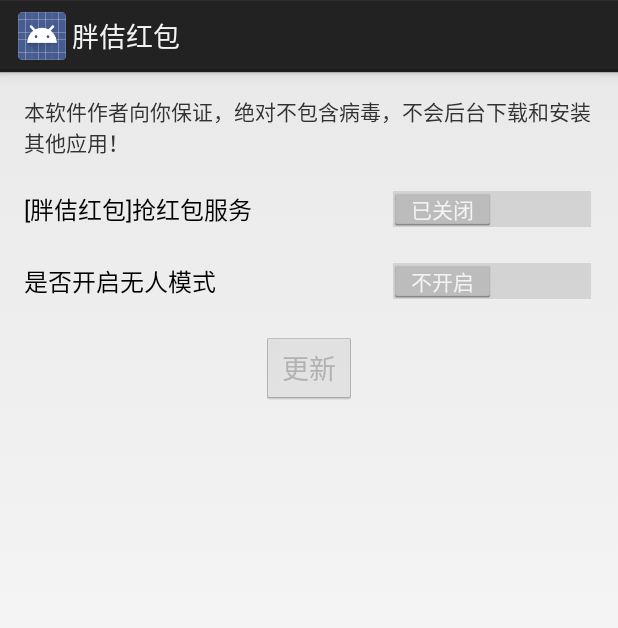
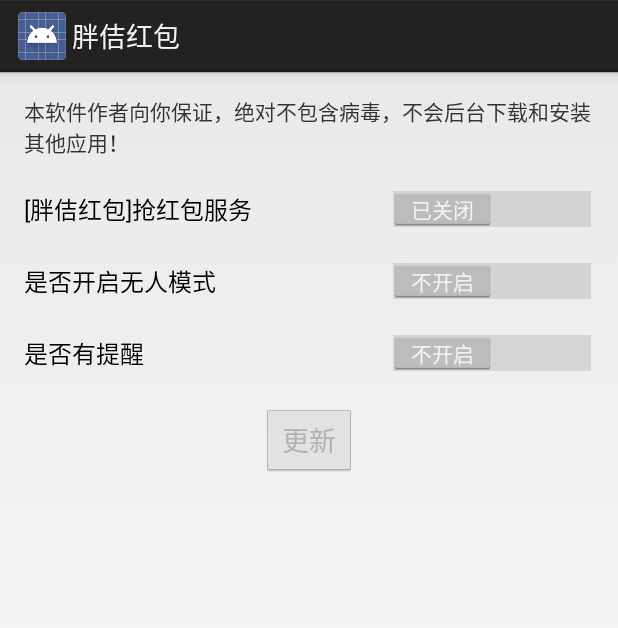
Before and after one commit to Tconan99/YangJ, an Android app: the screen it shows after launch (MainActivity), on a phone screen of 412 x 824 dp. Shown: the top 628 px of the screen. Run offline under Robolectric (Android 15) with nearby library versions, the phone set to English and light mode, and no system bars; 2 statements that could not run were skipped.

Commit message:
添加开启关闭提示功能
# 默认关闭提示功能

```diff
--- a/app/src/main/java/com/jc/yangj/Const.java
+++ b/app/src/main/java/com/jc/yangj/Const.java
@@ -8,4 +8,6 @@ public class Const {
     public static boolean isNeedBack = true; //是否需要返回
 
     public static boolean isHaveNoPerson = false; //是否开启无人模式
+
+    public static boolean isNeedNotify = false; //是否开启无人模式
 }
--- a/app/src/main/java/com/jc/yangj/MainActivity.java
+++ b/app/src/main/java/com/jc/yangj/MainActivity.java
@@ -19,7 +19,6 @@ import android.media.AudioTrack;
 import android.media.MediaPlayer;
 import android.net.Uri;
 import android.os.Bundle;
-import android.os.Environment;
 import android.os.Vibrator;
 import android.provider.Settings;
 import android.util.Log;
@@ -37,6 +36,7 @@ public class MainActivity extends Activity {
 
 	private Switch isServiceSwitch = null;
 	private Switch isHaveNoPersonSwitch = null;
+	private Switch isNeedNotifySwitch = null;
 
 	private static MainActivity mainActivity;
 	private static boolean isHand = true;
@@ -80,6 +80,13 @@ public class MainActivity extends Activity {
 			}
 		});
 
+		isNeedNotifySwitch = (Switch)findViewById(R.id.main_neednotify_switch);
+		isNeedNotifySwitch.setOnCheckedChangeListener(new OnCheckedChangeListener() {
+			@Override
+			public void onCheckedChanged(CompoundButton buttonView, boolean isChecked) {
+				Const.isNeedNotify = isChecked;
+			}
+		});
 
 		//更新按钮
 		findViewById(R.id.main_update_btn).setOnClickListener(new OnClickListener() {
@@ -107,6 +114,10 @@ public class MainActivity extends Activity {
 	public static void playSound() {
 
 		try {
+
+			if (!Const.isNeedNotify) {
+				return;
+			}
 
 			// 调用震动
 			if (mVibrator!=null) {
--- a/app/src/main/res/layout/activity_main.xml
+++ b/app/src/main/res/layout/activity_main.xml
@@ -34,6 +34,16 @@
 	    android:textOff="不开启"
 	    android:textOn="开启" />
 
+	<Switch
+		android:id="@+id/main_neednotify_switch"
+		android:layout_width="match_parent"
+		android:layout_height="wrap_content"
+		android:layout_marginTop="20dp"
+		android:checked="false"
+		android:text="是否有提醒"
+		android:textOff="不开启"
+		android:textOn="开启" />
+
 	<Button
 	    android:id="@+id/main_update_btn"
 	    android:layout_width="wrap_content"
```
